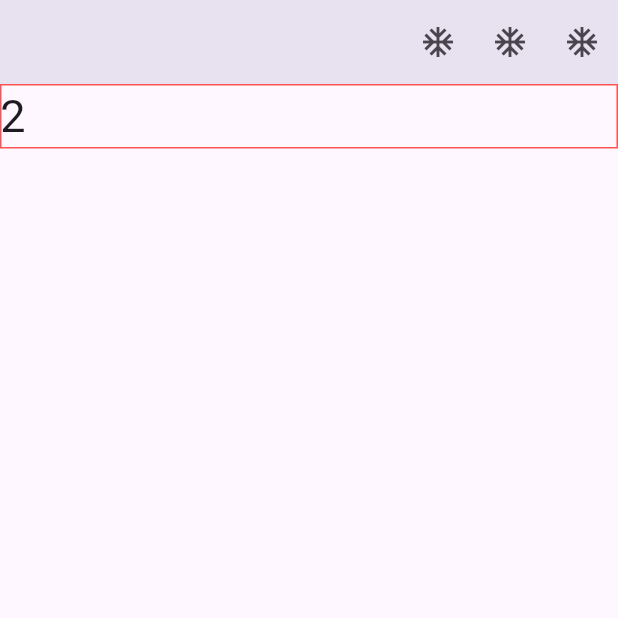
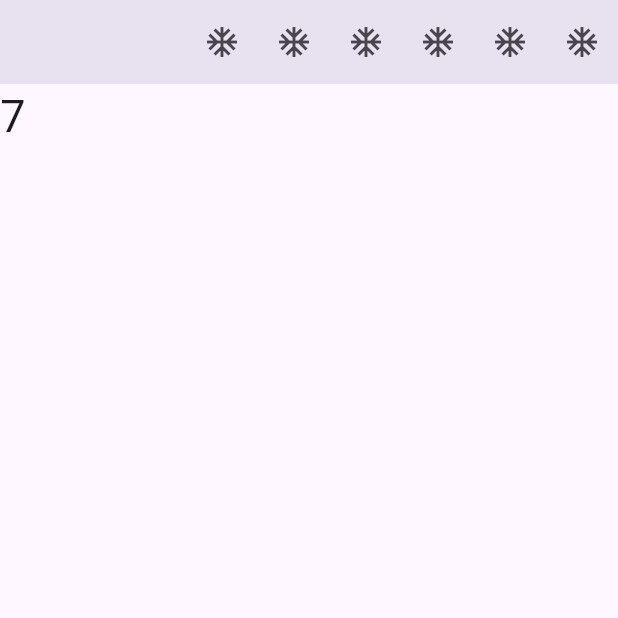
Before and after one commit to toyotarou/test_auto_scroll_sample, a Flutter app: the screen it shows after launch, on a phone screen of 412 x 824 dp, the top half of it. Run offline on Flutter 3.47's test engine with Material 3 defaults, Android fonts, the phone set to English and light mode, and no system bars.

Commit message:
commit 20240614

```diff
--- a/lib/screens/home_screen.dart
+++ b/lib/screens/home_screen.dart
@@ -3,16 +3,16 @@ import 'package:flutter/material.dart';
 class HomeScreen extends StatelessWidget {
   HomeScreen({super.key});
 
-  final List<GlobalKey> globalKeyList = [GlobalKey(), GlobalKey(), GlobalKey()];
+  List<GlobalKey> globalKeyList = [];
 
   ScrollController scrollController = ScrollController();
 
   ///
   Future<void> scrollToIndex(int index) async {
-    final categories = globalKeyList[index].currentContext!;
+    final target = globalKeyList[index].currentContext!;
 
     await Scrollable.ensureVisible(
-      categories,
+      target,
       duration: const Duration(milliseconds: 1000),
     );
   }
@@ -20,55 +20,55 @@ class HomeScreen extends StatelessWidget {
   ///
   @override
   Widget build(BuildContext context) {
+    globalKeyList = List.generate(10, (index) => GlobalKey());
+
     WidgetsBinding.instance.addPostFrameCallback((_) {
-      scrollToIndex(2);
+      scrollToIndex(7);
     });
 
     return Scaffold(
       appBar: AppBar(
         actions: [
           IconButton(
-              onPressed: () => scrollToIndex(0), icon: const Icon(Icons.ac_unit)),
+              onPressed: () => scrollToIndex(0),
+              icon: const Icon(Icons.ac_unit)),
           IconButton(
-              onPressed: () => scrollToIndex(1), icon: const Icon(Icons.ac_unit)),
+              onPressed: () => scrollToIndex(1),
+              icon: const Icon(Icons.ac_unit)),
           IconButton(
-              onPressed: () => scrollToIndex(2), icon: const Icon(Icons.ac_unit)),
+              onPressed: () => scrollToIndex(2),
+              icon: const Icon(Icons.ac_unit)),
+          IconButton(
+              onPressed: () => scrollToIndex(3),
+              icon: const Icon(Icons.ac_unit)),
+          IconButton(
+              onPressed: () => scrollToIndex(4),
+              icon: const Icon(Icons.ac_unit)),
+          IconButton(
+              onPressed: () => scrollToIndex(5),
+              icon: const Icon(Icons.ac_unit)),
         ],
       ),
       body: SingleChildScrollView(
         controller: scrollController,
         child: Column(
-          children: [
-            _buildCategoryTitle(0),
-            Container(height: 1000),
-            _buildCategoryTitle(1),
-            Container(height: 1000),
-            _buildCategoryTitle(2),
-            Container(height: 1000),
-            const SizedBox(height: 30)
-          ],
+          children: [0, 1, 2, 3, 4, 5, 6, 7, 8, 9].map((e) {
+            return Column(
+              children: [
+                Row(
+                  key: globalKeyList[e],
+                  mainAxisAlignment: MainAxisAlignment.spaceBetween,
+                  children: [
+                    Text(e.toString(), style: const TextStyle(fontSize: 30)),
+                    Container(),
+                  ],
+                ),
+                Container(height: 1000),
+              ],
+            );
+          }).toList(),
         ),
       ),
     );
   }
-
-  ///
-  Widget _buildCategoryTitle(int index) {
-    return DecoratedBox(
-      decoration: BoxDecoration(
-        border: Border.all(color: Colors.redAccent),
-      ),
-      child: Row(
-        key: globalKeyList[index],
-        mainAxisAlignment: MainAxisAlignment.spaceBetween,
-        children: [
-          Text(
-            index.toString(),
-            style: const TextStyle(fontSize: 30),
-          ),
-          Container(),
-        ],
-      ),
-    );
-  }
 }
```
